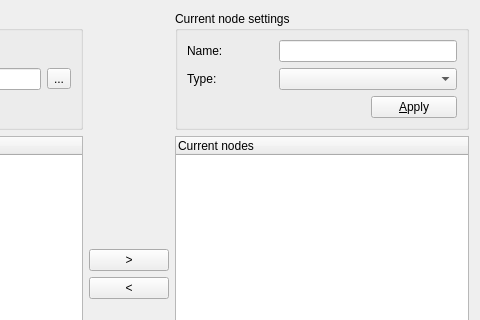
The window that src/GNS3/Ui/Form_SymbolManager.ui (GNS3/gns3-legacy) describes before a commit, drawn with Qt 5; both pictures show x 223 to 703 and y 0 to 320 of the 703 by 575 pixel window.
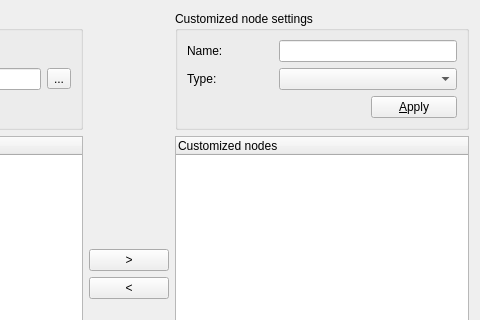
The same window after the commit. Icons and pictures are not drawn.

Commit message: [FIXES] Duplicated clouds + decorative nodes

What changed in the file:
```diff
--- a/src/GNS3/Ui/Form_SymbolManager.ui
+++ b/src/GNS3/Ui/Form_SymbolManager.ui
@@ -116,7 +116,7 @@
    <item row="0" column="2" >
     <widget class="QGroupBox" name="groupBox" >
      <property name="title" >
-      <string>Current node settings</string>
+      <string>Customized node settings</string>
      </property>
      <layout class="QGridLayout" >
       <item row="0" column="0" >
@@ -196,7 +196,7 @@
      </property>
      <column>
       <property name="text" >
-       <string>Current nodes</string>
+       <string>Customized nodes</string>
       </property>
      </column>
     </widget>
```
The commit also changes 40 other files.
